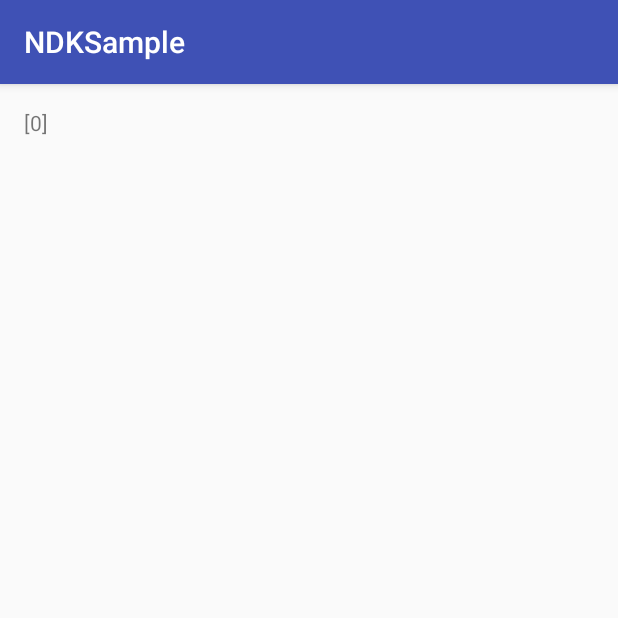
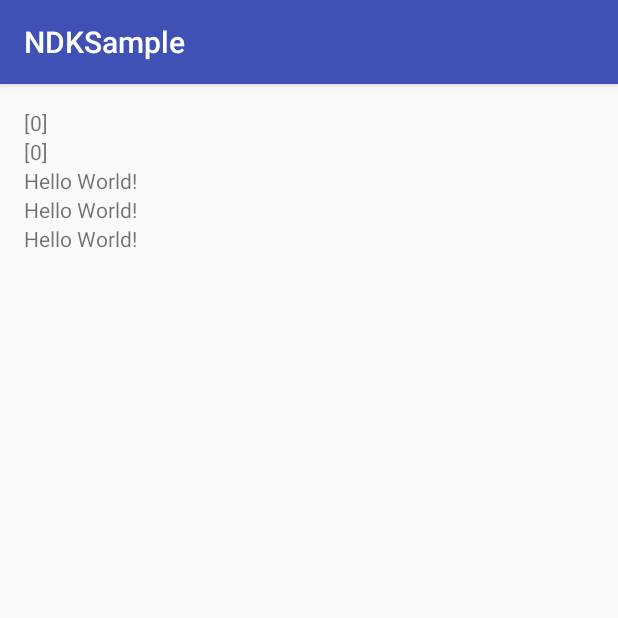
Before and after one commit to myloften/NDKSample, an Android app: the screen it shows after launch (MainActivity), on a phone screen of 412 x 824 dp, the top half of it. Run offline under Robolectric (Android 15) with nearby library versions, the phone set to English and light mode, and no system bars; 11 statements that could not run were skipped.

Commit message:
c++操作java对象

```diff
--- a/app/src/main/java/com/loften/ndksample/JniTest.java
+++ b/app/src/main/java/com/loften/ndksample/JniTest.java
@@ -15,5 +15,15 @@ public class JniTest {
     //输入size后返回该大小数组
     public static native int[] getIntArray(int size);
 
+    //排序
+    public static native void sortIntArray(int[] array);
 
+    //C++中创建bean
+    public native Bean creatBean(String msg,int what);
+
+    //C++解析java对象
+    public native String getBeanString(Bean bean);
+
+    //C++修改对象属性值
+    public native void ModifyBean(Bean bean);
 }
--- a/app/src/main/java/com/loften/ndksample/MainActivity.java
+++ b/app/src/main/java/com/loften/ndksample/MainActivity.java
@@ -1,25 +1,81 @@
 package com.loften.ndksample;
 
 import android.os.Bundle;
+import android.support.annotation.NonNull;
 import android.support.v7.app.AppCompatActivity;
+import android.util.Log;
 import android.widget.TextView;
 
 
 public class MainActivity extends AppCompatActivity {
 
+    private TextView mTv1;
+    private TextView mTv2;
+    private TextView mTv3;
+    private TextView mTv4;
+    private TextView mTv5;
+
     @Override
     protected void onCreate(Bundle savedInstanceState) {
         super.onCreate(savedInstanceState);
         setContentView(R.layout.activity_main);
-        TextView tv = (TextView) findViewById(R.id.tv);
+        initViews();
+        initDatas();
+    }
+
+    private void initDatas() {
         int[] array =  JniTest.getIntArray(10);
+        StringBuilder mValue1 = intArrayToString(array);
+        mTv1.setText("["+mValue1+"]");
+        JniTest.sortIntArray(array);
+        StringBuilder mValue2 = intArrayToString(array);
+        mTv2.setText("["+mValue2+"]");
+        JniTest jniTest = new JniTest();
+        Bean bean = jniTest.creatBean("this is a new bean", 1);
+        mTv3.setText(bean.getMsg()+":"+bean.getWhat());
+        mTv4.setText(jniTest.getBeanString(bean));
+        jniTest.ModifyBean(bean);
+        mTv5.setText(bean.getMsg()+":"+bean.getWhat());
+
+        Test(1000);
+    }
+
+    private void Test(int i) {
+        long startTime = System.currentTimeMillis();
+        for (int i1 = 0; i1 < i; i1++) {
+            new Bean("123",i1);
+        }
+        long endTime = System.currentTimeMillis();
+        Log.e("Java","Java new "+i+"s waste "+(endTime-startTime)+"ms");
+
+        JniTest jniTest = new JniTest();
+        startTime = System.currentTimeMillis();
+        for (int i2 = 0; i2 < i; i2++) {
+            jniTest.creatBean("123",i2);
+        }
+        endTime = System.currentTimeMillis();
+        Log.e("C++","C++ new "+i+"s waste "+(endTime-startTime)+"ms");
+
+    }
+
+
+    @NonNull
+    private StringBuilder intArrayToString(int[] array) {
         StringBuilder mValue = new StringBuilder();
         for (int i : array) {
             mValue.append(i);
             mValue.append(",");
         }
         mValue.deleteCharAt(mValue.length()-1);
-        tv.setText("["+mValue+"]");
+        return mValue;
+    }
+
+    private void initViews() {
+        mTv1 = (TextView) findViewById(R.id.tv1);
+        mTv2 = (TextView) findViewById(R.id.tv2);
+        mTv3 = (TextView) findViewById(R.id.tv3);
+        mTv4 = (TextView) findViewById(R.id.tv4);
+        mTv5 = (TextView) findViewById(R.id.tv5);
     }
 
 
--- a/app/src/main/res/layout/activity_main.xml
+++ b/app/src/main/res/layout/activity_main.xml
@@ -14,10 +14,41 @@
     <ScrollView
         android:layout_width="match_parent"
         android:layout_height="match_parent">
-        <TextView
-            android:id="@+id/tv"
-            android:layout_width="wrap_content"
+
+        <LinearLayout
+            android:layout_width="match_parent"
             android:layout_height="wrap_content"
-            android:text="Hello World!"/>
+            android:orientation="vertical">
+
+            <TextView
+                android:id="@+id/tv1"
+                android:layout_width="wrap_content"
+                android:layout_height="wrap_content"
+                android:text="Hello World!"/>
+
+            <TextView
+                android:id="@+id/tv2"
+                android:layout_width="wrap_content"
+                android:layout_height="wrap_content"
+                android:text="Hello World!"/>
+
+            <TextView
+                android:id="@+id/tv3"
+                android:layout_width="wrap_content"
+                android:layout_height="wrap_content"
+                android:text="Hello World!"/>
+
+            <TextView
+                android:id="@+id/tv4"
+                android:layout_width="wrap_content"
+                android:layout_height="wrap_content"
+                android:text="Hello World!"/>
+
+            <TextView
+                android:id="@+id/tv5"
+                android:layout_width="wrap_content"
+                android:layout_height="wrap_content"
+                android:text="Hello World!"/>
+        </LinearLayout>
     </ScrollView>
 </RelativeLayout>
```
Also changed, not shown: app/src/main/java/com/loften/ndksample/Bean.java (added, +33 -0 lines), 2 other files.
